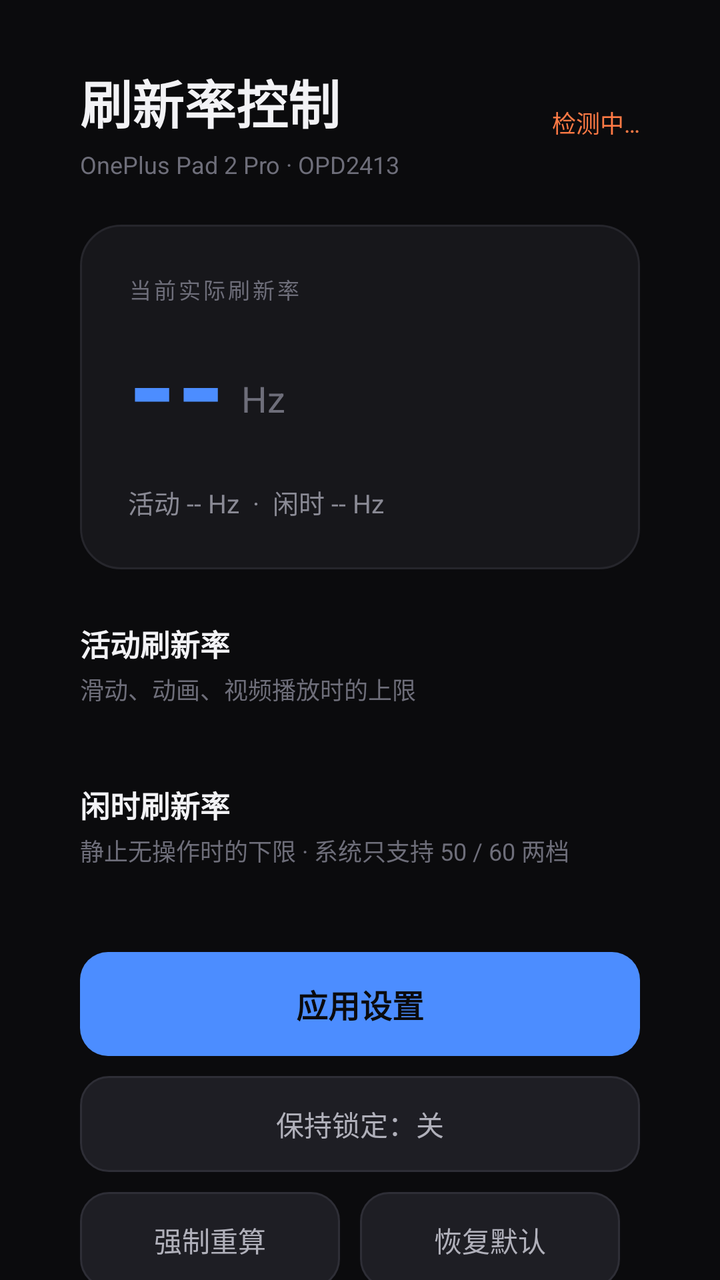
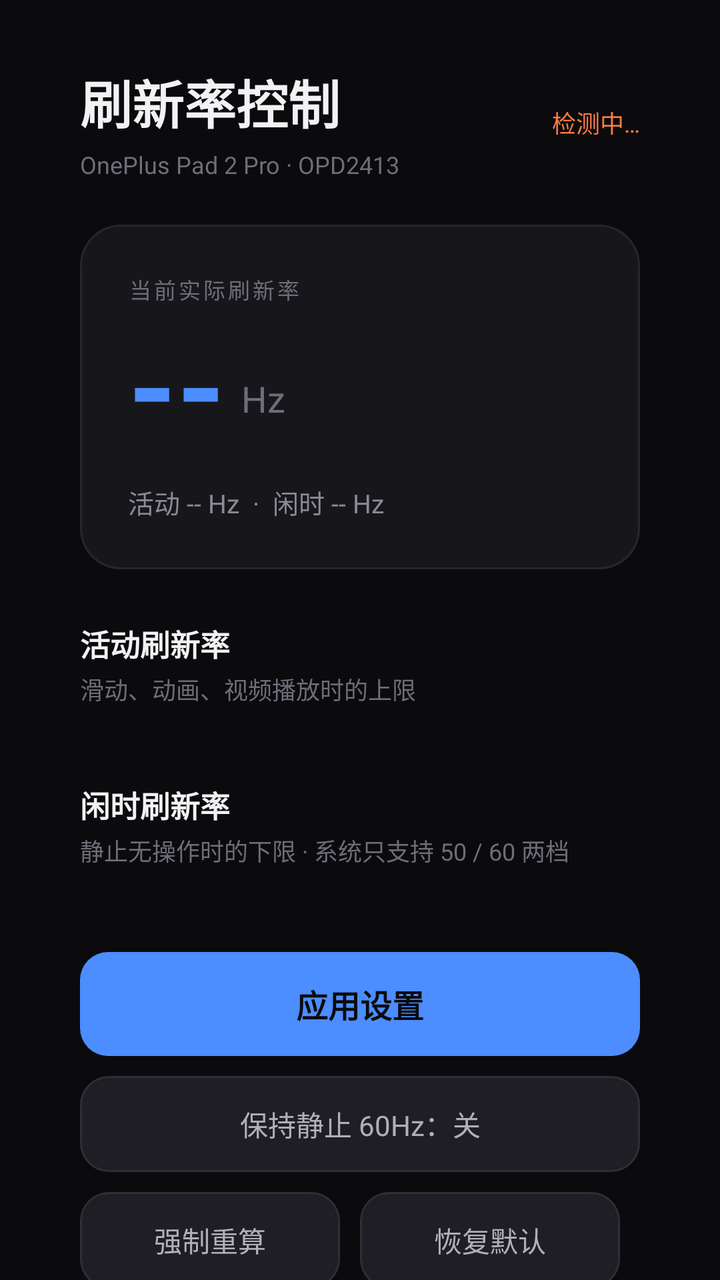

Two renders of the same Android screen: before a commit and after it. Below are the layout's source before the change and the commit's diff.
<!-- AndroidManifest.xml: application theme AppTheme -->
<!-- res/layout/activity_main.xml -->
<?xml version="1.0" encoding="utf-8"?>
<ScrollView xmlns:android="http://schemas.android.com/apk/res/android"
    android:layout_width="match_parent"
    android:layout_height="match_parent"
    android:background="#0B0B0D"
    android:fillViewport="true"
    android:scrollbars="none">

    <LinearLayout
        android:layout_width="match_parent"
        android:layout_height="wrap_content"
        android:orientation="vertical"
        android:paddingLeft="40dp"
        android:paddingRight="40dp"
        android:paddingTop="32dp"
        android:paddingBottom="40dp">

        <LinearLayout
            android:layout_width="match_parent"
            android:layout_height="wrap_content"
            android:orientation="horizontal"
            android:gravity="center_vertical">

            <LinearLayout
                android:layout_width="0dp"
                android:layout_height="wrap_content"
                android:layout_weight="1"
                android:orientation="vertical">

                <TextView
                    android:layout_width="wrap_content"
                    android:layout_height="wrap_content"
                    android:text="刷新率控制"
                    android:textColor="#F2F2F5"
                    android:textSize="26sp"
                    android:textStyle="bold" />

                <TextView
                    android:id="@+id/tv_device"
                    android:layout_width="wrap_content"
                    android:layout_height="wrap_content"
                    android:layout_marginTop="4dp"
                    android:text="OnePlus Pad 2 Pro · OPD2413"
                    android:textColor="#6E6E7A"
                    android:textSize="12sp" />
            </LinearLayout>

            <TextView
                android:id="@+id/tv_perm"
                android:layout_width="wrap_content"
                android:layout_height="wrap_content"
                android:text="检测中…"
                android:textColor="#FF7A45"
                android:textSize="12sp" />
        </LinearLayout>

        <LinearLayout
            android:layout_width="match_parent"
            android:layout_height="wrap_content"
            android:layout_marginTop="22dp"
            android:background="@drawable/bg_card"
            android:orientation="vertical"
            android:padding="24dp">

            <TextView
                android:layout_width="wrap_content"
                android:layout_height="wrap_content"
                android:text="当前实际刷新率"
                android:textColor="#6E6E7A"
                android:textSize="11sp"
                android:letterSpacing="0.12" />

            <LinearLayout
                android:layout_width="wrap_content"
                android:layout_height="wrap_content"
                android:layout_marginTop="6dp"
                android:orientation="horizontal"
                android:gravity="bottom">

                <TextView
                    android:id="@+id/tv_live"
                    android:layout_width="wrap_content"
                    android:layout_height="wrap_content"
                    android:text="--"
                    android:textColor="#4C8DFF"
                    android:textSize="62sp"
                    android:textStyle="bold"
                    android:includeFontPadding="false" />

                <TextView
                    android:layout_width="wrap_content"
                    android:layout_height="wrap_content"
                    android:layout_marginLeft="8dp"
                    android:layout_marginBottom="10dp"
                    android:text="Hz"
                    android:textColor="#6E6E7A"
                    android:textSize="18sp" />
            </LinearLayout>

            <TextView
                android:id="@+id/tv_summary"
                android:layout_width="wrap_content"
                android:layout_height="wrap_content"
                android:layout_marginTop="10dp"
                android:text="活动 -- Hz  ·  闲时 -- Hz"
                android:textColor="#8A8A95"
                android:textSize="13sp" />
        </LinearLayout>

        <TextView
            android:layout_width="wrap_content"
            android:layout_height="wrap_content"
            android:layout_marginTop="26dp"
            android:text="活动刷新率"
            android:textColor="#F2F2F5"
            android:textSize="15sp"
            android:textStyle="bold" />

        <TextView
            android:layout_width="wrap_content"
            android:layout_height="wrap_content"
            android:layout_marginTop="3dp"
            android:text="滑动、动画、视频播放时的上限"
            android:textColor="#6E6E7A"
            android:textSize="12sp" />

        <LinearLayout
            android:id="@+id/group_active"
            android:layout_width="match_parent"
            android:layout_height="wrap_content"
            android:layout_marginTop="12dp"
            android:orientation="horizontal" />

        <TextView
            android:layout_width="wrap_content"
            android:layout_height="wrap_content"
            android:layout_marginTop="26dp"
            android:text="闲时刷新率"
            android:textColor="#F2F2F5"
            android:textSize="15sp"
            android:textStyle="bold" />

        <TextView
            android:id="@+id/tv_idle_hint"
            android:layout_width="wrap_content"
            android:layout_height="wrap_content"
            android:layout_marginTop="3dp"
            android:text="静止无操作时的下限 · 系统只支持 50 / 60 两档"
            android:textColor="#6E6E7A"
            android:textSize="12sp" />

        <LinearLayout
            android:id="@+id/group_idle"
            android:layout_width="match_parent"
            android:layout_height="wrap_content"
            android:layout_marginTop="12dp"
            android:orientation="horizontal" />

        <TextView
            android:id="@+id/btn_apply"
            android:layout_width="match_parent"
            android:layout_height="52dp"
            android:layout_marginTop="30dp"
            android:background="@drawable/bg_btn_primary"
            android:gravity="center"
            android:text="应用设置"
            android:textColor="#0B0B0D"
            android:textSize="16sp"
            android:textStyle="bold" />

        <TextView
            android:id="@+id/btn_lock"
            android:layout_width="match_parent"
            android:layout_height="48dp"
            android:layout_marginTop="10dp"
            android:background="@drawable/bg_btn_secondary"
            android:gravity="center"
            android:text="保持锁定：关"
            android:textColor="#B0B0BA"
            android:textSize="14sp" />

        <LinearLayout
            android:layout_width="match_parent"
            android:layout_height="wrap_content"
            android:layout_marginTop="10dp"
            android:orientation="horizontal">

            <TextView
                android:id="@+id/btn_recalc"
                android:layout_width="0dp"
                android:layout_height="48dp"
                android:layout_weight="1"
                android:background="@drawable/bg_btn_secondary"
                android:gravity="center"
                android:text="强制重算"
                android:textColor="#B0B0BA"
                android:textSize="14sp" />

            <View
                android:layout_width="10dp"
                android:layout_height="1dp" />

            <TextView
                android:id="@+id/btn_default"
                android:layout_width="0dp"
                android:layout_height="48dp"
                android:layout_weight="1"
                android:background="@drawable/bg_btn_secondary"
                android:gravity="center"
                android:text="恢复默认"
                android:textColor="#B0B0BA"
                android:textSize="14sp" />

            <View
                android:layout_width="10dp"
                android:layout_height="1dp" />

            <TextView
                android:id="@+id/btn_perm"
                android:layout_width="0dp"
                android:layout_height="48dp"
                android:layout_weight="1"
                android:background="@drawable/bg_btn_secondary"
                android:gravity="center"
                android:text="授权权限"
                android:textColor="#4C8DFF"
                android:textSize="14sp"
                android:visibility="gone" />
        </LinearLayout>

        <TextView
            android:id="@+id/tv_hint"
            android:layout_width="match_parent"
            android:layout_height="wrap_content"
            android:layout_marginTop="18dp"
            android:text="通过 Shizuku 调用系统 shell 修改 settings，无需 root。"
            android:textColor="#5A5A66"
            android:textSize="11sp"
            android:lineSpacingExtra="3dp" />
    </LinearLayout>
</ScrollView>
<!-- resources referenced by this layout -->
<resources>
  <!-- drawable bg_btn_primary (drawable) -->
  <?xml version="1.0" encoding="utf-8"?>
  <shape xmlns:android="http://schemas.android.com/apk/res/android" android:shape="rectangle">
      <solid android:color="#4C8DFF" />
      <corners android:radius="14dp" />
  </shape>
  <!-- drawable bg_btn_secondary (drawable) -->
  <?xml version="1.0" encoding="utf-8"?>
  <shape xmlns:android="http://schemas.android.com/apk/res/android" android:shape="rectangle">
      <solid android:color="#1E1E24" />
      <corners android:radius="14dp" />
      <stroke android:width="1dp" android:color="#2E2E36" />
  </shape>
  <!-- drawable bg_card (drawable) -->
  <?xml version="1.0" encoding="utf-8"?>
  <shape xmlns:android="http://schemas.android.com/apk/res/android" android:shape="rectangle">
      <solid android:color="#17171B" />
      <corners android:radius="20dp" />
      <stroke android:width="1dp" android:color="#26262C" />
  </shape>
  <style name="AppTheme" parent="android:Theme.Material.NoActionBar">
          <item name="android:windowBackground">#0B0B0D</item>
          <item name="android:colorAccent">#4C8DFF</item>
          <item name="android:statusBarColor">#0B0B0D</item>
          <item name="android:navigationBarColor">#0B0B0D</item>
          <item name="android:windowLightStatusBar">false</item>
          <item name="android:textColorPrimary">#F2F2F5</item>
          <item name="android:textColorSecondary">#8A8A95</item>
      </style>
</resources>

<!-- the commit's change to res/layout/activity_main.xml (unified diff, before → after) -->
@@ -175,7 +175,7 @@
             android:layout_marginTop="10dp"
             android:background="@drawable/bg_btn_secondary"
             android:gravity="center"
-            android:text="保持锁定：关"
+            android:text="保持静止 60Hz：关"
             android:textColor="#B0B0BA"
             android:textSize="14sp" />
 
